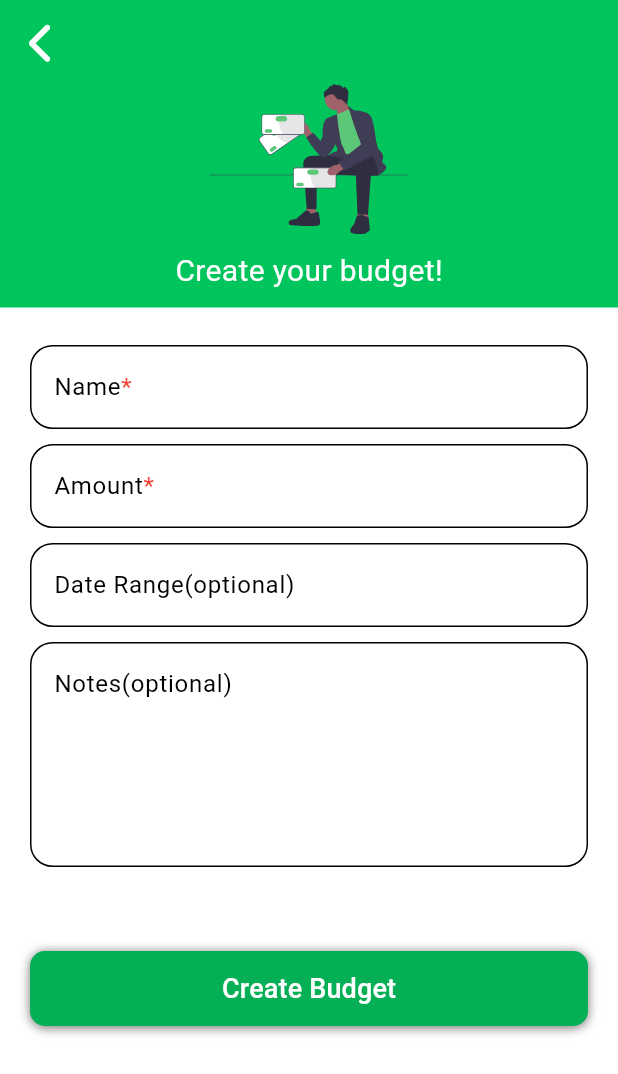
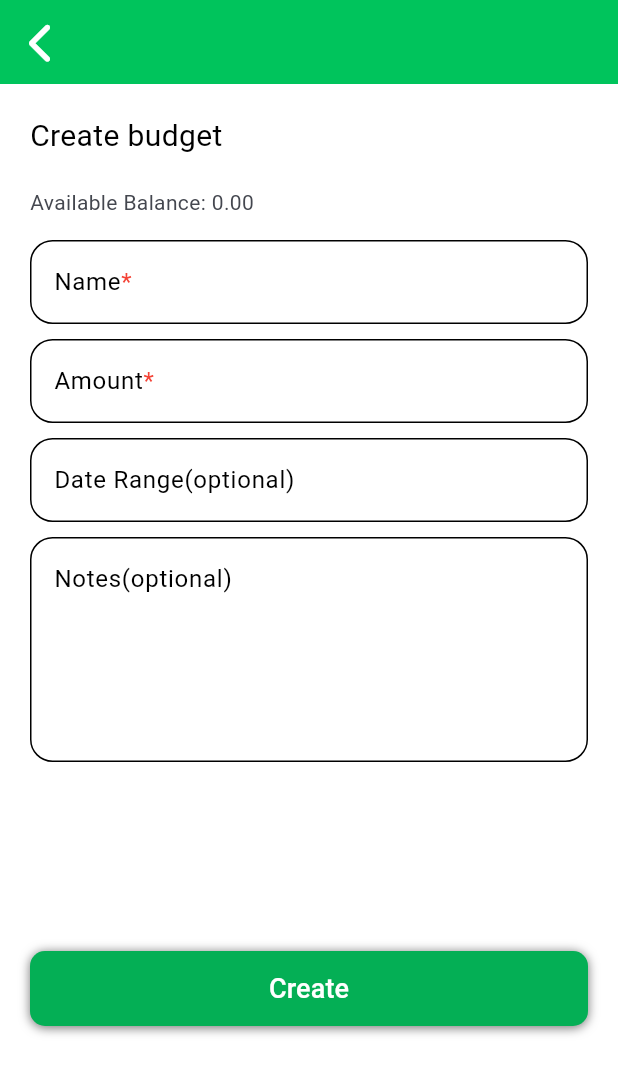
Before and after one commit to japheth26/budget_booklet, a Flutter app: the AddUpdateBudgetTemplate screen opened directly, on a phone screen of 412 x 824 dp. Shown: the top 1074 px of the screen. Run offline on Flutter 3.47's test engine with Material 3 defaults, Android fonts, the phone set to English and light mode, and no system bars; our stand-ins replace appwrite, auto_route, dartz, equatable, fl_chart, flutter_bloc and 12 more; missing offline and left inert: flex_color_picker, flutter_iconpicker, font_awesome_flutter_named; accounts and stored records are empty; statements that could not run were skipped.

Commit message:
Updated budget ui

```diff
--- a/lib/core/color/color_theme.dart
+++ b/lib/core/color/color_theme.dart
@@ -27,6 +27,7 @@ class ColorTheme {
     blueAccentWithOpacity3_blueGrey800WithOpacity3 = isLight
         ? Colors.blueAccent.withOpacity(0.3)
         : Colors.blueGrey[800]!.withOpacity(0.3);
+    blueGrey_white = isLight ? CustomColor.blueGrey : Colors.white;
   }
 
   final Brightness brightness;
@@ -43,6 +44,7 @@ class ColorTheme {
   late Color blueGreyWithOpacity2_transparent;
   late Color white_blueGrey800WithOpacity2;
   late Color blueAccentWithOpacity3_blueGrey800WithOpacity3;
+  late Color blueGrey_white;
 }
 
 class ColorThemeUtils {
--- /dev/null
+++ b/lib/core/text/text.utils.dart
@@ -0,0 +1,25 @@
+class TextUtils {
+  static String applyMask(double value,
+      {int precision = 2,
+      String decimalSeparator = '.',
+      String thousandSeparator = ','}) {
+    List<String> textRepresentation = value
+        .toStringAsFixed(precision)
+        .replaceAll('.', '')
+        .split('')
+        .reversed
+        .toList(growable: true);
+
+    textRepresentation.insert(precision, decimalSeparator);
+
+    for (var i = precision + 4; true; i = i + 4) {
+      if (textRepresentation.length > i) {
+        textRepresentation.insert(i, thousandSeparator);
+      } else {
+        break;
+      }
+    }
+
+    return textRepresentation.reversed.join('');
+  }
+}
--- a/lib/core/widgets/atoms/form_button_atom.dart
+++ b/lib/core/widgets/atoms/form_button_atom.dart
@@ -30,7 +30,6 @@ class FormButtonAtom extends StatelessWidget {
   Widget build(BuildContext context) {
     const double borderRadius = 10;
     return Container(
-      margin: const EdgeInsets.symmetric(horizontal: 20),
       width: double.infinity,
       height: 50,
       decoration: BoxDecoration(
--- a/lib/features/budget/presentation/atoms/add_update_budget_header_atom.dart
+++ b/lib/features/budget/presentation/atoms/add_update_budget_header_atom.dart
@@ -1,8 +1,6 @@
 import 'package:flutter/material.dart';
-import 'package:hani/core/color/color_theme.dart';
 
 import '../../../../core/sizes/app_sizes.dart';
-import '../../../../core/widgets/icons/custom_icons.dart';
 
 class AddUpdateBudgetHeaderAtom extends StatelessWidget {
   const AddUpdateBudgetHeaderAtom({super.key, this.existingBudget = false});
@@ -11,26 +9,14 @@ class AddUpdateBudgetHeaderAtom extends StatelessWidget {
 
   @override
   Widget build(BuildContext context) {
-    final ColorTheme colorTheme = ColorThemeUtils.getColors(context);
     return Container(
-      color: colorTheme.primaryGreen_blueGrey800WithOpacity3,
-      child: Column(
-        children: [
-          SizedBox(
-            height: 100,
-            child: CustomIcons.man_with_cards,
-          ),
-          Container(
-            margin: const EdgeInsets.all(10),
-            child: Text(
-              '${existingBudget ? "Update" : "Create"} your budget!',
-              style: const TextStyle(
-                color: Colors.white,
-                fontSize: AppSizes.h_20,
-              ),
-            ),
-          )
-        ],
+      alignment: Alignment.centerLeft,
+      child: Text(
+        '${existingBudget ? "Update" : "Create"} budget',
+        style: const TextStyle(
+          color: Colors.black,
+          fontSize: AppSizes.h_20,
+        ),
       ),
     );
   }
--- /dev/null
+++ b/lib/features/budget/presentation/atoms/available_balance_atom.dart
@@ -0,0 +1,21 @@
+import 'package:flutter/material.dart';
+import 'package:hani/core/color/color_theme.dart';
+
+import '../../../../core/text/text.utils.dart';
+
+class AvailableBalanceAtom extends StatelessWidget {
+  const AvailableBalanceAtom({super.key, this.amount});
+
+  final double? amount;
+
+  @override
+  Widget build(BuildContext context) {
+    final colorTheme = ColorThemeUtils.getColors(context);
+    return Text(
+      'Available Balance: ${TextUtils.applyMask(amount ?? 0)}',
+      style: TextStyle(
+        color: colorTheme.blueGrey_white,
+      ),
+    );
+  }
+}
--- a/lib/features/budget/presentation/molecules/add_update_budget_fields_molecule.dart
+++ b/lib/features/budget/presentation/molecules/add_update_budget_fields_molecule.dart
@@ -7,6 +7,8 @@ import '../../../../core/widgets/atoms/text_field_atom.dart';
 class AddUpdateBudgetFieldsMolecule extends StatelessWidget {
   const AddUpdateBudgetFieldsMolecule({
     super.key,
+    this.firstDate,
+    this.lastDate,
     this.nameController,
     this.amountController,
     this.dateRangePickerController,
@@ -18,6 +20,8 @@ class AddUpdateBudgetFieldsMolecule extends StatelessWidget {
     this.onDateTimeRangeSelected,
   });
 
+  final DateTime? firstDate;
+  final DateTime? lastDate;
   final TextEditingController? nameController;
   final TextEditingController? amountController;
   final TextEditingController? dateRangePickerController;
@@ -51,6 +55,8 @@ class AddUpdateBudgetFieldsMolecule extends StatelessWidget {
         ),
         DateRangePickerAtom(
           label: 'Date Range',
+          firstDate: firstDate,
+          lastDate: lastDate,
           controller: dateRangePickerController,
           onDateTimeRangeSelected: onDateTimeRangeSelected,
         ),
--- a/lib/features/budget/presentation/organisms/add_update_budget_form_organism.dart
+++ b/lib/features/budget/presentation/organisms/add_update_budget_form_organism.dart
@@ -1,4 +1,5 @@
 import 'package:flutter/material.dart';
+import 'package:hani/features/budget/presentation/atoms/available_balance_atom.dart';
 import 'package:hani/features/budget/presentation/molecules/add_update_budget_fields_molecule.dart';
 
 import '../../../../core/widgets/atoms/form_button_atom.dart';
@@ -8,6 +9,9 @@ class AddUpdateBudgetFormOrganism extends StatelessWidget {
   const AddUpdateBudgetFormOrganism({
     super.key,
     this.existingBudget = false,
+    this.unbudgetedAmount,
+    this.firstDate,
+    this.lastDate,
     this.nameController,
     this.amountController,
     this.dateRangePickerController,
@@ -21,6 +25,9 @@ class AddUpdateBudgetFormOrganism extends StatelessWidget {
   });
 
   final bool existingBudget;
+  final double? unbudgetedAmount;
+  final DateTime? firstDate;
+  final DateTime? lastDate;
   final TextEditingController? nameController;
   final TextEditingController? amountController;
   final TextEditingController? dateRangePickerController;
@@ -38,13 +45,19 @@ class AddUpdateBudgetFormOrganism extends StatelessWidget {
       constraints: BoxConstraints(
         maxHeight: MediaQuery.of(context).size.height - kToolbarHeight - 120,
       ),
+      child: Padding(
+        padding: const EdgeInsets.symmetric(horizontal: 20),
         child: Column(
+          crossAxisAlignment: CrossAxisAlignment.start,
           children: [
+            const SizedBox(height: 20),
             AddUpdateBudgetHeaderAtom(existingBudget: existingBudget),
             const SizedBox(height: 20),
-          Padding(
-            padding: const EdgeInsets.symmetric(horizontal: 20),
-            child: AddUpdateBudgetFieldsMolecule(
+            AvailableBalanceAtom(amount: unbudgetedAmount),
+            const SizedBox(height: 10),
+            AddUpdateBudgetFieldsMolecule(
+              firstDate: firstDate,
+              lastDate: lastDate,
               nameController: nameController,
               amountController: amountController,
               dateRangePickerController: dateRangePickerController,
@@ -55,11 +68,13 @@ class AddUpdateBudgetFormOrganism extends StatelessWidget {
               amountValidator: amountValidator,
               onDateTimeRangeSelected: onDateTimeRangeSelected,
             ),
-          ),
             const Expanded(child: SizedBox()),
-          FormButtonAtom(label: 'Create Budget', onPressed: onSubmit),
+            FormButtonAtom(
+                label: existingBudget ? 'Update' : 'Create',
+                onPressed: onSubmit),
             const SizedBox(height: 20),
           ],
+        ),
       ),
     );
   }
--- a/lib/features/budget/presentation/templates/add_update_budget/add_update_budget_params.dart
+++ b/lib/features/budget/presentation/templates/add_update_budget/add_update_budget_params.dart
@@ -3,6 +3,9 @@ import 'package:flutter/material.dart';
 class AddUpdateBudgetParams {
   final bool existingBudget;
   final Function()? onBackPressed;
+  final DateTime? firstDate;
+  final DateTime? lastDate;
+  final double? unbudgetedAmount;
   final TextEditingController? nameController;
   final TextEditingController? amountController;
   final TextEditingController? dateRangePickerController;
@@ -17,6 +20,9 @@ class AddUpdateBudgetParams {
   AddUpdateBudgetParams({
     this.existingBudget = false,
     this.onBackPressed,
+    this.firstDate,
+    this.lastDate,
+    this.unbudgetedAmount,
     this.nameController,
     this.amountController,
     this.dateRangePickerController,
--- a/lib/features/budget/presentation/templates/add_update_budget/add_update_budget_template.dart
+++ b/lib/features/budget/presentation/templates/add_update_budget/add_update_budget_template.dart
@@ -42,6 +42,9 @@ class AddUpdateBudgetTemplate extends StatelessWidget {
           body: SingleChildScrollView(
             child: AddUpdateBudgetFormOrganism(
               existingBudget: params?.existingBudget ?? false,
+              firstDate: params?.firstDate,
+              lastDate: params?.lastDate,
+              unbudgetedAmount: params?.unbudgetedAmount,
               nameController: params?.nameController,
               amountController: params?.amountController,
               dateRangePickerController: params?.dateRangePickerController,
--- a/lib/features/monthly_record/data/datasources/monthly_record_remote.datasource.dart
+++ b/lib/features/monthly_record/data/datasources/monthly_record_remote.datasource.dart
@@ -50,6 +50,7 @@ class MonthlyRecordRemoteDatasource {
     final data = {
       'recordId': recordId,
       ...vo.toJson(),
+      'unbudgeted': vo.initialAmount,
     };
 
     final document = await _databases.createDocument(
--- a/lib/features/monthly_record/data/dto/monthly_record.dto.dart
+++ b/lib/features/monthly_record/data/dto/monthly_record.dto.dart
@@ -13,6 +13,8 @@ class MonthlyRecordDto with _$MonthlyRecordDto {
     double? savingAmount,
     double? income,
     double? expense,
+    double? budget,
+    double? unbudgeted,
     String? goal,
     String? plan,
     int? month,
```
Also changed, not shown: lib/core/validator/guard.dart (+32 -0 lines), lib/features/budget/presentation/pages/add_update_budget.page.dart (+31 -1 lines), lib/features/monthly_record/domain/entities/monthly_record.entity.dart (+8 -0 lines), lib/features/monthly_record/data/dto/monthly_record.dto.freezed.dart, lib/features/monthly_record/data/dto/monthly_record.dto.g.dart. Lines whose indentation alone changed are shown as unchanged.
